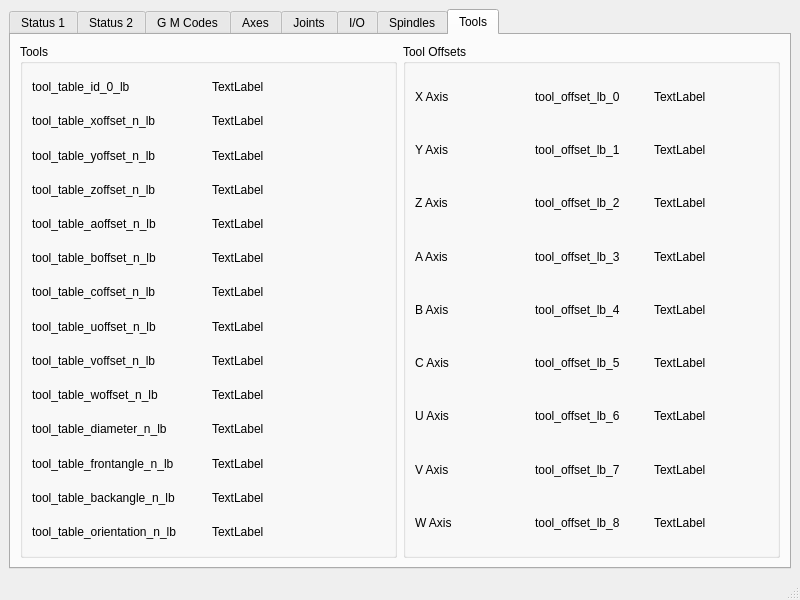
Old version of the form examples/status.ui in the repository jethornton/flexgui.
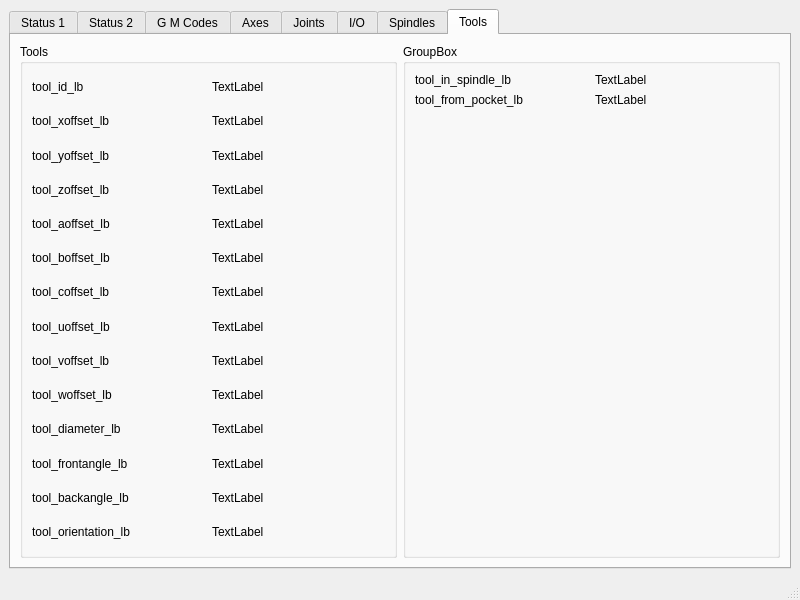
New version of the form. The open tabs and pages were chosen to show the change.

Patch:
```diff
--- a/examples/status.ui
+++ b/examples/status.ui
@@ -1850,204 +1850,6 @@
         <string>Tools</string>
        </attribute>
        <layout class="QGridLayout" name="gridLayout_7">
-        <item row="0" column="1">
-         <widget class="QGroupBox" name="groupBox_5">
-          <property name="title">
-           <string>Tool Offsets</string>
-          </property>
-          <layout class="QGridLayout" name="gridLayout_8">
-           <item row="5" column="2">
-            <widget class="QLabel" name="tool_offset_lb_5">
-             <property name="text">
-              <string>TextLabel</string>
-             </property>
-            </widget>
-           </item>
-           <item row="7" column="1">
-            <widget class="QLabel" name="label_105">
-             <property name="text">
-              <string>tool_offset_lb_7</string>
-             </property>
-            </widget>
-           </item>
-           <item row="1" column="2">
-            <widget class="QLabel" name="tool_offset_lb_1">
-             <property name="text">
-              <string>TextLabel</string>
-             </property>
-            </widget>
-           </item>
-           <item row="3" column="2">
-            <widget class="QLabel" name="tool_offset_lb_3">
-             <property name="text">
-              <string>TextLabel</string>
-             </property>
-            </widget>
-           </item>
-           <item row="6" column="2">
-            <widget class="QLabel" name="tool_offset_lb_6">
-             <property name="text">
-              <string>TextLabel</string>
-             </property>
-            </widget>
-           </item>
-           <item row="4" column="2">
-            <widget class="QLabel" name="tool_offset_lb_4">
-             <property name="text">
-              <string>TextLabel</string>
-             </property>
-            </widget>
-           </item>
-           <item row="4" column="1">
-            <widget class="QLabel" name="label_102">
-             <property name="text">
-              <string>tool_offset_lb_4</string>
-             </property>
-            </widget>
-           </item>
-           <item row="5" column="1">
-            <widget class="QLabel" name="label_103">
-             <property name="text">
-              <string>tool_offset_lb_5</string>
-             </property>
-            </widget>
-           </item>
-           <item row="0" column="2">
-            <widget class="QLabel" name="tool_offset_lb_0">
-             <property name="text">
-              <string>TextLabel</string>
-             </property>
-            </widget>
-           </item>
-           <item row="2" column="2">
-            <widget class="QLabel" name="tool_offset_lb_2">
-             <property name="text">
-              <string>TextLabel</string>
-             </property>
-            </widget>
-           </item>
-           <item row="6" column="1">
-            <widget class="QLabel" name="label_104">
-             <property name="text">
-              <string>tool_offset_lb_6</string>
-             </property>
-            </widget>
-           </item>
-           <item row="0" column="1">
-            <widget class="QLabel" name="label_32">
-             <property name="text">
-              <string>tool_offset_lb_0</string>
-             </property>
-            </widget>
-           </item>
-           <item row="1" column="1">
-            <widget class="QLabel" name="label_92">
-             <property name="text">
-              <string>tool_offset_lb_1</string>
-             </property>
-            </widget>
-           </item>
-           <item row="8" column="2">
-            <widget class="QLabel" name="tool_offset_lb_8">
-             <property name="text">
-              <string>TextLabel</string>
-             </property>
-            </widget>
-           </item>
-           <item row="2" column="1">
-            <widget class="QLabel" name="label_100">
-             <property name="text">
-              <string>tool_offset_lb_2</string>
-             </property>
-            </widget>
-           </item>
-           <item row="3" column="1">
-            <widget class="QLabel" name="label_101">
-             <property name="text">
-              <string>tool_offset_lb_3</string>
-             </property>
-            </widget>
-           </item>
-           <item row="7" column="2">
-            <widget class="QLabel" name="tool_offset_lb_7">
-             <property name="text">
-              <string>TextLabel</string>
-             </property>
-            </widget>
-           </item>
-           <item row="8" column="1">
-            <widget class="QLabel" name="label_106">
-             <property name="text">
-              <string>tool_offset_lb_8</string>
-             </property>
-            </widget>
-           </item>
-           <item row="0" column="0">
-            <widget class="QLabel" name="label_107">
-             <property name="text">
-              <string>X Axis</string>
-             </property>
-            </widget>
-           </item>
-           <item row="1" column="0">
-            <widget class="QLabel" name="label_108">
-             <property name="text">
-              <string>Y Axis</string>
-             </property>
-            </widget>
-           </item>
-           <item row="2" column="0">
-            <widget class="QLabel" name="label_109">
-             <property name="text">
-              <string>Z Axis</string>
-             </property>
-            </widget>
-           </item>
-           <item row="3" column="0">
-            <widget class="QLabel" name="label_110">
-             <property name="text">
-              <string>A Axis</string>
-             </property>
-            </widget>
-           </item>
-           <item row="4" column="0">
-            <widget class="QLabel" name="label_111">
-             <property name="text">
-              <string>B Axis</string>
-             </property>
-            </widget>
-           </item>
-           <item row="5" column="0">
-            <widget class="QLabel" name="label_112">
-             <property name="text">
-              <string>C Axis</string>
-             </property>
-            </widget>
-           </item>
-           <item row="6" column="0">
-            <widget class="QLabel" name="label_113">
-             <property name="text">
-              <string>U Axis</string>
-             </property>
-            </widget>
-           </item>
-           <item row="7" column="0">
-            <widget class="QLabel" name="label_114">
-             <property name="text">
-              <string>V Axis</string>
-             </property>
-            </widget>
-           </item>
-           <item row="8" column="0">
-            <widget class="QLabel" name="label_115">
-             <property name="text">
-              <string>W Axis</string>
-             </property>
-            </widget>
-           </item>
-          </layout>
-         </widget>
-        </item>
         <item row="0" column="0">
          <widget class="QGroupBox" name="groupBox_10">
           <property name="title">
@@ -2057,21 +1859,21 @@
            <item row="2" column="0">
             <widget class="QLabel" name="label_204">
              <property name="text">
-              <string>tool_table_yoffset_n_lb</string>
+              <string>tool_yoffset_lb</string>
              </property>
             </widget>
            </item>
            <item row="6" column="0">
             <widget class="QLabel" name="label_206">
              <property name="text">
-              <string>tool_table_coffset_n_lb</string>
+              <string>tool_coffset_lb</string>
              </property>
             </widget>
            </item>
            <item row="10" column="0">
             <widget class="QLabel" name="label_208">
              <property name="text">
-              <string>tool_table_diameter_n_lb</string>
+              <string>tool_diameter_lb</string>
              </property>
             </widget>
            </item>
@@ -2085,77 +1887,77 @@
            <item row="9" column="0">
             <widget class="QLabel" name="label_209">
              <property name="text">
-              <string>tool_table_woffset_n_lb</string>
+              <string>tool_woffset_lb</string>
              </property>
             </widget>
            </item>
            <item row="11" column="0">
             <widget class="QLabel" name="label_210">
              <property name="text">
-              <string>tool_table_frontangle_n_lb</string>
+              <string>tool_frontangle_lb</string>
              </property>
             </widget>
            </item>
            <item row="0" column="0">
             <widget class="QLabel" name="label_199">
              <property name="text">
-              <string>tool_table_id_0_lb</string>
+              <string>tool_id_lb</string>
              </property>
             </widget>
            </item>
            <item row="3" column="0">
             <widget class="QLabel" name="label_203">
              <property name="text">
-              <string>tool_table_zoffset_n_lb</string>
+              <string>tool_zoffset_lb</string>
              </property>
             </widget>
            </item>
            <item row="5" column="0">
             <widget class="QLabel" name="label_201">
              <property name="text">
-              <string>tool_table_boffset_n_lb</string>
+              <string>tool_boffset_lb</string>
              </property>
             </widget>
            </item>
            <item row="1" column="0">
             <widget class="QLabel" name="label_200">
              <property name="text">
-              <string>tool_table_xoffset_n_lb</string>
+              <string>tool_xoffset_lb</string>
              </property>
             </widget>
            </item>
            <item row="7" column="0">
             <widget class="QLabel" name="label_202">
              <property name="text">
-              <string>tool_table_uoffset_n_lb</string>
+              <string>tool_uoffset_lb</string>
              </property>
             </widget>
            </item>
            <item row="8" column="0">
             <widget class="QLabel" name="label_207">
              <property name="text">
-              <string>tool_table_voffset_n_lb</string>
+              <string>tool_voffset_lb</string>
              </property>
             </widget>
            </item>
            <item row="12" column="0">
             <widget class="QLabel" name="label_211">
              <property name="text">
-              <string>tool_table_backangle_n_lb</string>
+              <string>tool_backangle_lb</string>
              </property>
             </widget>
            </item>
            <item row="4" column="0">
             <widget class="QLabel" name="label_205">
              <property name="text">
-              <string>tool_table_aoffset_n_lb</string>
+              <string>tool_aoffset_lb</string>
              </property>
             </widget>
            </item>
            <item row="13" column="0">
             <widget class="QLabel" name="label_212">
              <property name="text">
-              <string>tool_table_orientation_n_lb</string>
+              <string>tool_orientation_lb</string>
              </property>
             </widget>
            </item>
@@ -2244,7 +2046,57 @@
             </widget>
            </item>
            <item row="13" column="1">
-            <widget class="QLabel" name="tool_table_orientation_0_lb">
+            <widget class="QLabel" name="tool_orientation_lb">
+             <property name="text">
+              <string>TextLabel</string>
+             </property>
+            </widget>
+           </item>
+          </layout>
+         </widget>
+        </item>
+        <item row="0" column="1">
+         <widget class="QGroupBox" name="tool_in_spindle_lb_2">
+          <property name="title">
+           <string>GroupBox</string>
+          </property>
+          <layout class="QGridLayout" name="gridLayout_8">
+           <item row="2" column="0">
+            <spacer name="verticalSpacer">
+             <property name="orientation">
+              <enum>Qt::Vertical</enum>
+             </property>
+             <property name="sizeHint" stdset="0">
+              <size>
+               <width>20</width>
+               <height>384</height>
+              </size>
+             </property>
+            </spacer>
+           </item>
+           <item row="0" column="1">
+            <widget class="QLabel" name="label_92">
+             <property name="text">
+              <string>TextLabel</string>
+             </property>
+            </widget>
+           </item>
+           <item row="0" column="0">
+            <widget class="QLabel" name="label_32">
+             <property name="text">
+              <string>tool_in_spindle_lb</string>
+             </property>
+            </widget>
+           </item>
+           <item row="1" column="0">
+            <widget class="QLabel" name="label_100">
+             <property name="text">
+              <string>tool_from_pocket_lb</string>
+             </property>
+            </widget>
+           </item>
+           <item row="1" column="1">
+            <widget class="QLabel" name="tool_from_pocket_lb_2">
              <property name="text">
               <string>TextLabel</string>
              </property>
```
Left out of the diff: 26 changed lines with no effect on the pictures.
